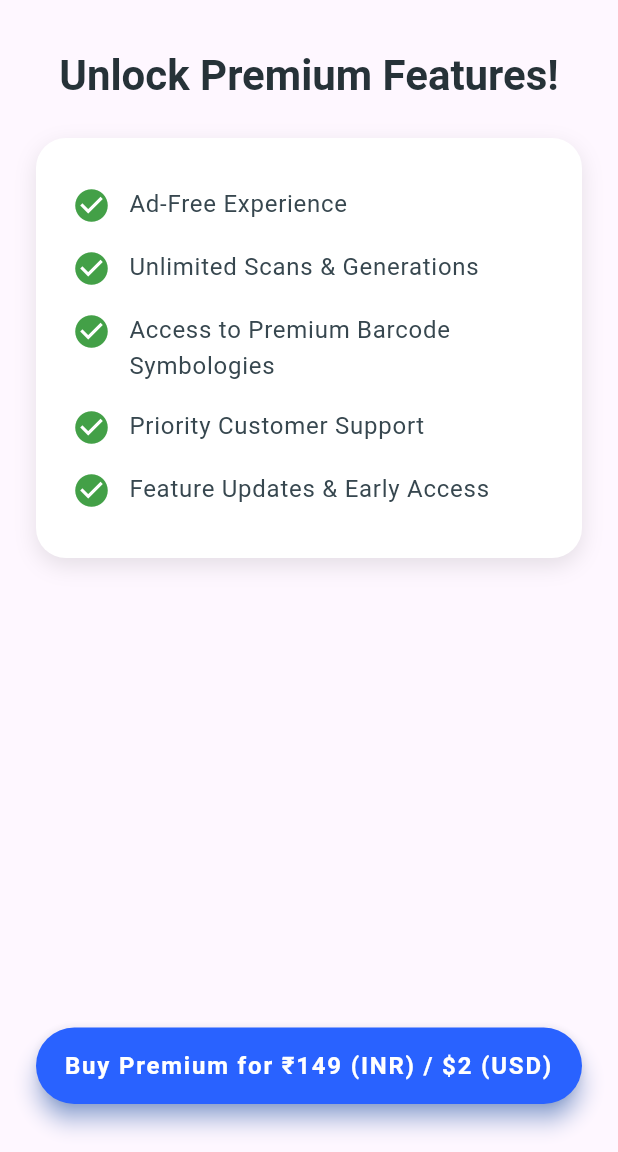
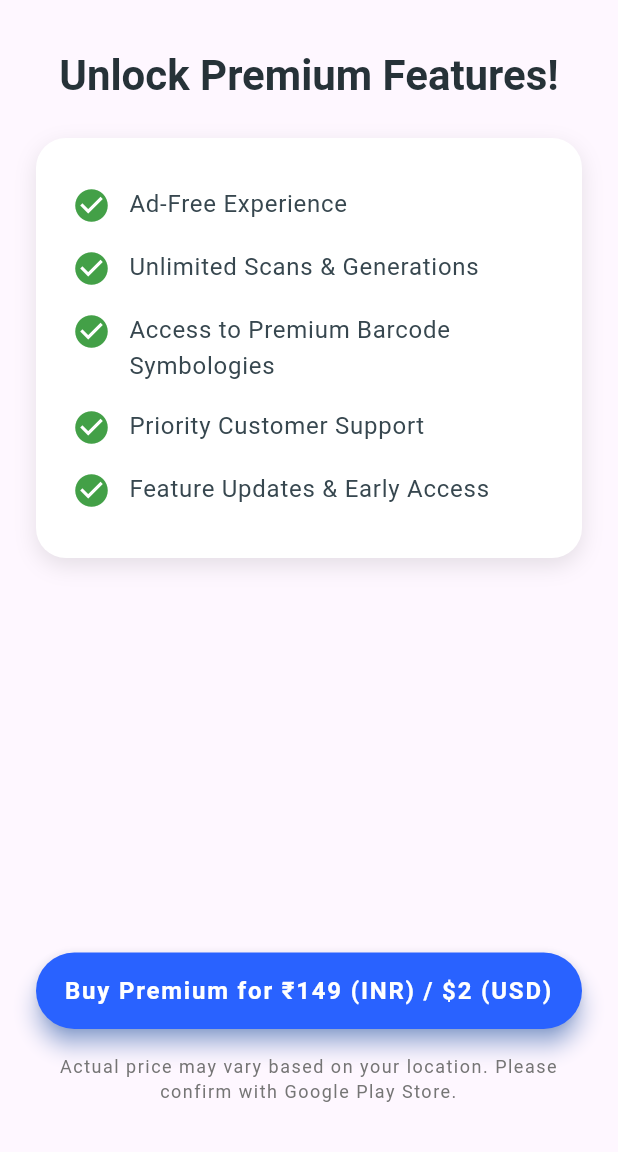
Before and after one commit to bilalparray/qr_scanner_pro, a Flutter app: the PremiumScreen screen opened by its route, on a phone screen of 412 x 824 dp, the part 84-1236 px from its top. Run offline on Flutter 3.47's test engine with Material 3 defaults, Android fonts, the phone set to English and light mode, and no system bars; our stand-ins replace flutter_colorpicker, flutter_contacts, go_router, google_mobile_ads, image_picker, package_info_plus and 3 more; missing offline and left inert: add_2_calendar, mobile_scanner, syncfusion_flutter_barcodes, wifi_iot; accounts and stored records are empty; network calls fail.

```diff
--- a/lib/screens/premium_screen.dart
+++ b/lib/screens/premium_screen.dart
@@ -125,6 +125,15 @@ class PremiumScreen extends StatelessWidget {
                         color: Colors.white, fontSize: 16, letterSpacing: 1.2),
                     textAlign: TextAlign.center,
                   ),
+                ),
+                const SizedBox(height: 16),
+                Text(
+                  'Actual price may vary based on your location. Please confirm with Google Play Store.',
+                  style: TextStyle(
+                      color: Colors.grey.shade600,
+                      fontSize: 12,
+                      letterSpacing: 1),
+                  textAlign: TextAlign.center,
                 )
               ],
             ),
```
